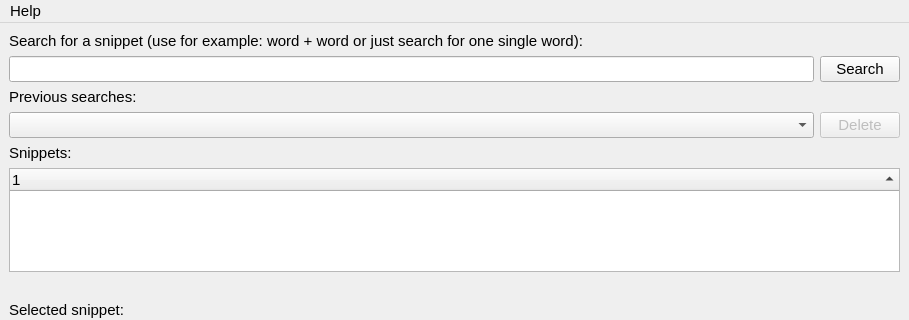
Before: the Qt Designer form apps/Source_and_executables/Win_Mac_Linux/mainwindow.ui in sebastianlundin/ProjectX, drawn with Qt 5; both pictures show x 0 to 909 and y 0 to 320 of the 909 by 470 pixel window.
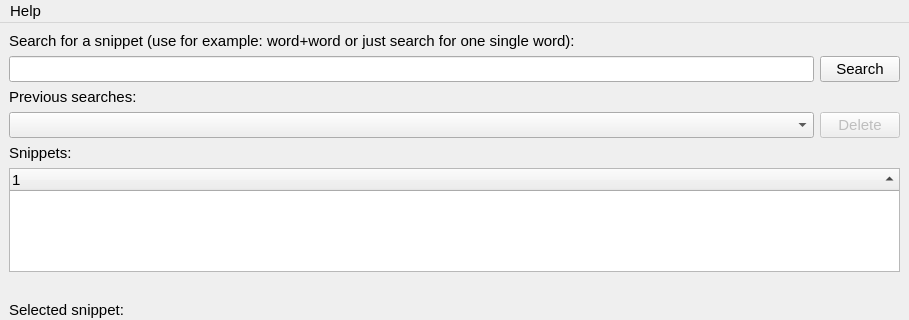
After: the same form once the commit is applied. Custom widgets are drawn as their Qt base class.

```diff
--- a/apps/Source_and_executables/Win_Mac_Linux/mainwindow.ui
+++ b/apps/Source_and_executables/Win_Mac_Linux/mainwindow.ui
@@ -270,7 +270,7 @@
        </font>
       </property>
       <property name="text">
-       <string>Search for a snippet (use for example: word + word or just search for one single word):</string>
+       <string>Search for a snippet (use for example: word+word or just search for one single word):</string>
       </property>
      </widget>
     </item>
```
Left out of the diff: 6 changed lines with no effect on the pictures.
